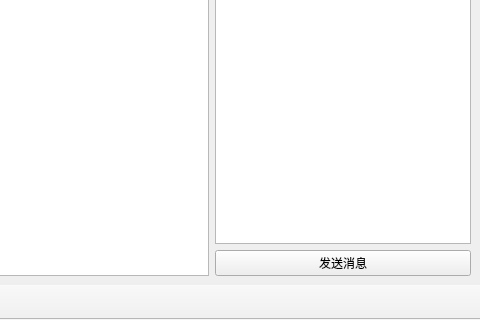
The window that Console/UI/DashboardUI.ui (yang-zhongtian/PYCM) describes before a commit, drawn with Qt 5; both pictures show x 824 to 1304 and y 459 to 779 of the 1304 by 779 pixel window.
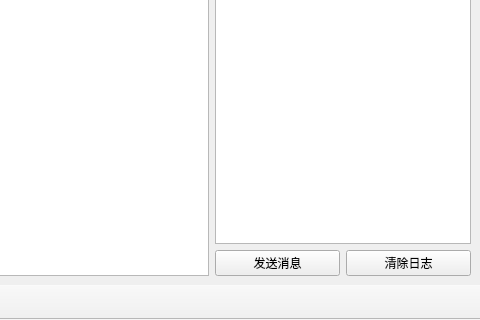
The same window after the commit. Icons and pictures are not drawn.

Commit message: [fix] fix screen broadcast bug & add log clear

Diff of the .ui file:
```diff
--- a/Console/UI/DashboardUI.ui
+++ b/Console/UI/DashboardUI.ui
@@ -177,7 +177,7 @@
         <property name="frameShadow">
          <enum>QFrame::Raised</enum>
         </property>
-        <layout class="QHBoxLayout" name="horizontalLayout_3" stretch="8,2">
+        <layout class="QHBoxLayout" name="horizontalLayout_3" stretch="8,0">
          <property name="leftMargin">
           <number>0</number>
          </property>
@@ -274,6 +274,8 @@
              </widget>
             </item>
             <item>
+             <layout class="QHBoxLayout" name="action_buttons_layout">
+              <item>
              <widget class="QPushButton" name="send_message_button">
               <property name="sizePolicy">
                <sizepolicy hsizetype="Minimum" vsizetype="Minimum">
@@ -292,6 +294,21 @@
               </property>
              </widget>
             </item>
+              <item>
+               <widget class="QPushButton" name="clear_log_area">
+                <property name="sizePolicy">
+                 <sizepolicy hsizetype="Minimum" vsizetype="Minimum">
+                  <horstretch>0</horstretch>
+                  <verstretch>0</verstretch>
+                 </sizepolicy>
+                </property>
+                <property name="text">
+                 <string>清除日志</string>
+                </property>
+               </widget>
+              </item>
+             </layout>
+            </item>
            </layout>
           </widget>
          </item>
```
Left out of the diff: 16 changed lines with no effect on the pictures. Lines whose indentation alone changed are shown as unchanged. The commit also changes 11 other files.
